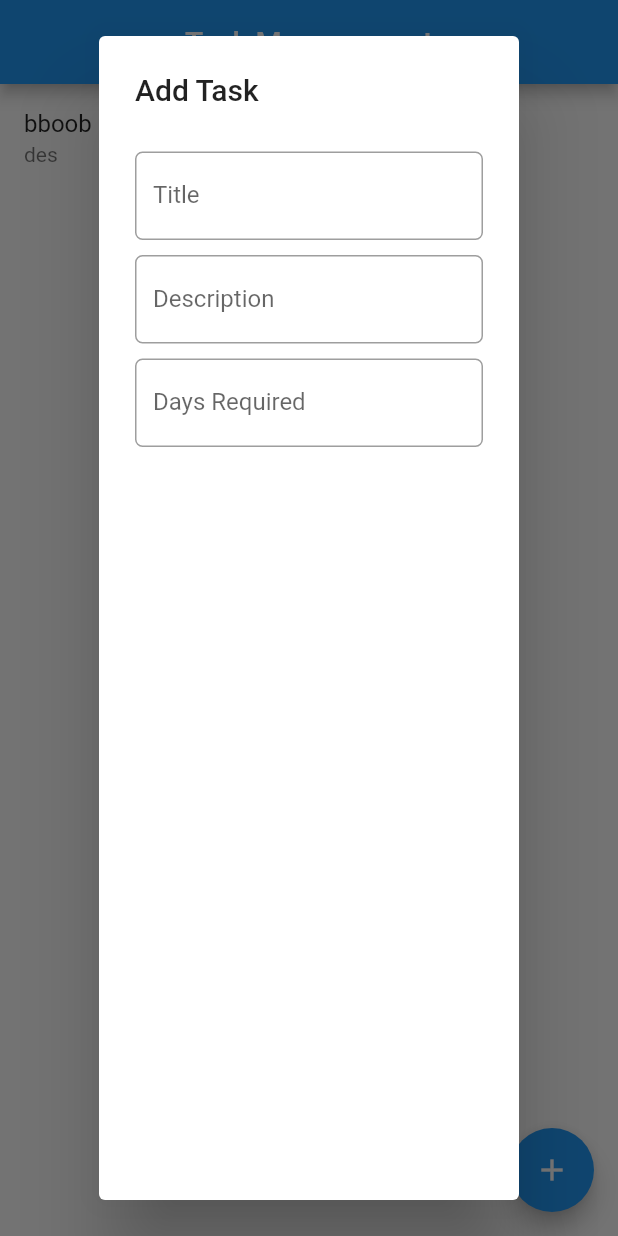
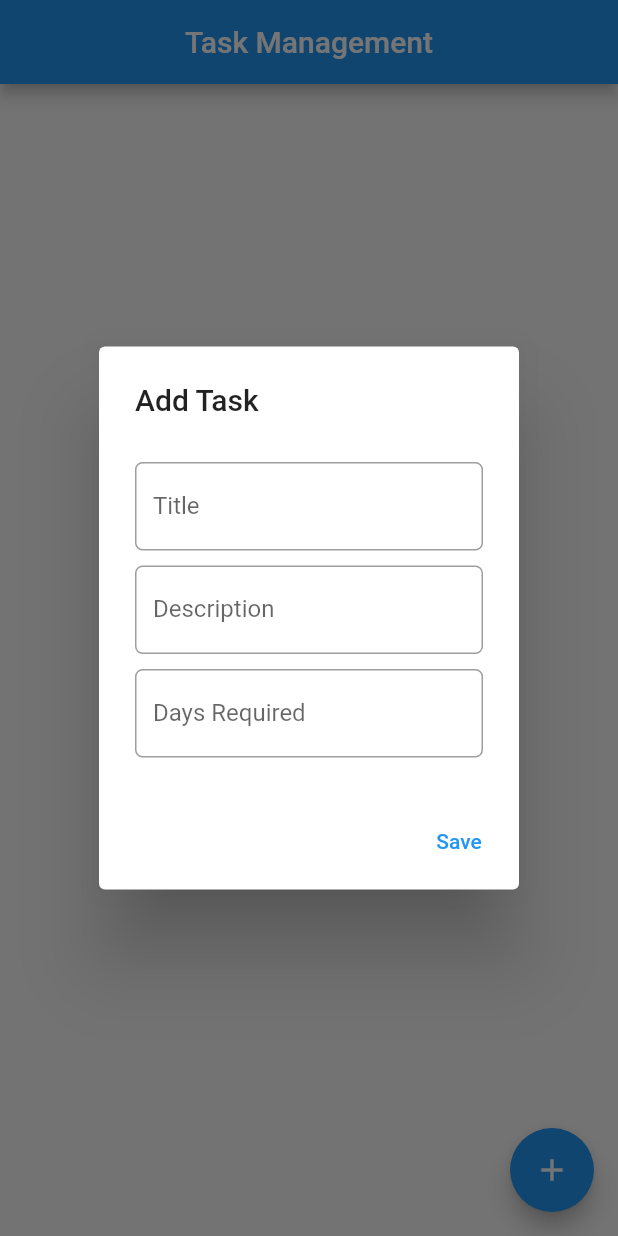
Before and after one commit to taufiqurSabbir/Task_Management, a Flutter app: the screen it shows after launch, after a tap on the "add" icon, on a phone screen of 412 x 824 dp. Run offline on Flutter 3.47's test engine with Material 2 defaults, Android fonts, the phone set to English and light mode, and no system bars.

Commit message:
task add

```diff
--- a/lib/home.dart
+++ b/lib/home.dart
@@ -8,13 +8,18 @@ class HomeScreen extends StatefulWidget {
 }
 
 class _HomeScreenState extends State<HomeScreen> {
-  List<Tasks> tasks = [Tasks('bboob', 'des', 2)];
+  TextEditingController title = TextEditingController();
+  TextEditingController des = TextEditingController();
+  TextEditingController days = TextEditingController();
+
+
+  List<Tasks> tasks = [];
 
   @override
   Widget build(BuildContext context) {
     return Scaffold(
       appBar: AppBar(
-        title: Text('Task Management'),
+        title: const Text('Task Management'),
         centerTitle: true,
       ),
       body: ListView.builder(
@@ -29,7 +34,7 @@ class _HomeScreenState extends State<HomeScreen> {
         onPressed: () {
           showdiolog();
         },
-        child: Icon(Icons.add),
+        child: const Icon(Icons.add),
       ),
     );
   }
@@ -39,14 +44,16 @@ class _HomeScreenState extends State<HomeScreen> {
         context: context,
         builder: (context) {
           return AlertDialog(
-            title: Text('Add Task'),
+            title: const Text('Add Task'),
             content: Column(
+              mainAxisSize: MainAxisSize.min,
               children: [
                 Padding(
                   padding: const EdgeInsets.only(top: 10),
                   child: TextField(
+                    controller: title,
                     decoration: InputDecoration(
-                      label: Text('Title'),
+                      label: const Text('Title'),
                       border: OutlineInputBorder(
                         borderRadius: BorderRadius.circular(5),
                       )
@@ -57,8 +64,9 @@ class _HomeScreenState extends State<HomeScreen> {
                 Padding(
                   padding: const EdgeInsets.only(top: 10),
                   child: TextField(
+                    controller: des,
                     decoration: InputDecoration(
-                        label: Text('Description'),
+                        label: const Text('Description'),
                         border: OutlineInputBorder(
                           borderRadius: BorderRadius.circular(5),
                         )
@@ -69,8 +77,9 @@ class _HomeScreenState extends State<HomeScreen> {
                 Padding(
                   padding: const EdgeInsets.only(top: 10),
                   child: TextField(
+                    controller: days,
                     decoration: InputDecoration(
-                        label: Text('Days Required'),
+                        label: const Text('Days Required'),
                         border: OutlineInputBorder(
                           borderRadius: BorderRadius.circular(5),
                         )
@@ -82,13 +91,25 @@ class _HomeScreenState extends State<HomeScreen> {
 
               ],
             ),
+            actions: [
+              TextButton(onPressed: (){
+                if(title.text.trim().isNotEmpty && des.text.trim().isNotEmpty && days.text.trim().isNotEmpty){
+                  tasks.add(Tasks(title.text.trim(), des.text.trim(),days.text.trim()));
+                  setState(() {
+                  });
+                  title.clear();
+                  des.clear();
+                  days.clear();
+                  Navigator.pop(context);
+                }
+              }, child: const Text('Save'))
+            ],
           );
         });
   }
 }
 
 class Tasks {
-  String title, des;
-  int days;
+  String title, des,days;
   Tasks(this.title, this.des, this.days);
 }
```
